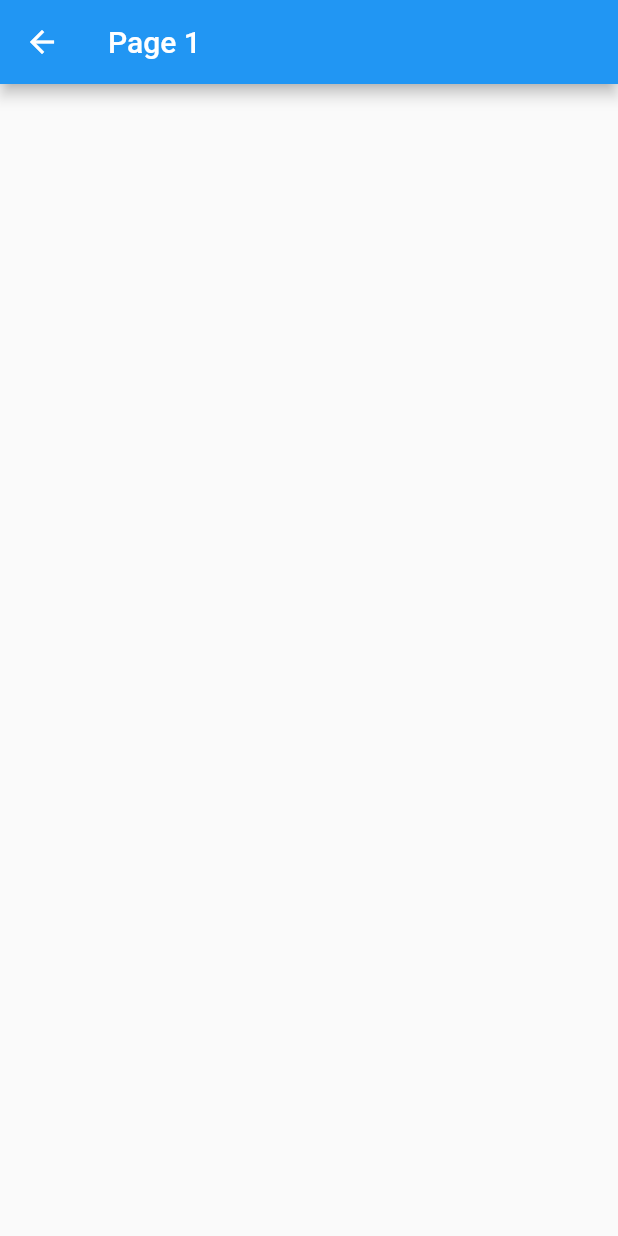
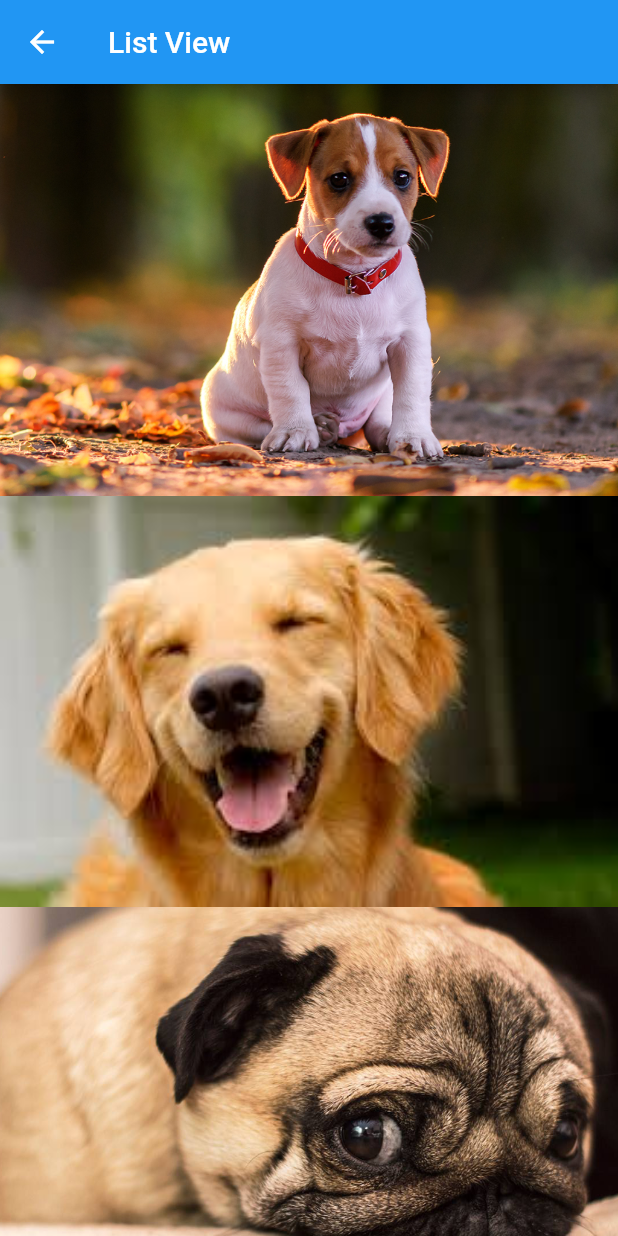
Before and after one commit to josuecamelo/flutter_intermediario, a Flutter app: the screen it shows after launch, after a tap on "ListView", on a phone screen of 412 x 824 dp. Run offline on Flutter 3.47's test engine with Material 2 defaults, Android fonts, the phone set to English and light mode, and no system bars.

Commit message:
ListView

```diff
--- a/lib/home_page.dart
+++ b/lib/home_page.dart
@@ -1,3 +1,4 @@
+import 'package:aula01/pages/hello_listview.dart';
 import 'package:aula01/pages/hello_page1.dart';
 import 'package:aula01/pages/hello_page2.dart';
 import 'package:aula01/pages/hello_page3.dart';
@@ -52,7 +53,7 @@ class HomePage extends StatelessWidget {
         Row(
           mainAxisAlignment: MainAxisAlignment.spaceEvenly,
           children: <Widget>[
-            BlueButton("ListView", onPressed: () => _onClickNavigator(context, HelloPage1()),),
+            BlueButton("ListView", onPressed: () => _onClickNavigator(context, HelloListView()),),
             BlueButton("Page 2", onPressed: () => _onClickNavigator(context, HelloPage2())),
             BlueButton("Page 3", onPressed: () => _onClickNavigator(context, HelloPage3())),
           ],
--- /dev/null
+++ b/lib/pages/hello_listview.dart
@@ -0,0 +1,32 @@
+import 'package:flutter/material.dart';
+
+class HelloListView extends StatelessWidget {
+  @override
+  Widget build(BuildContext context) {
+    return Scaffold(
+        appBar: AppBar(
+          title: Text("List View"),
+        ),
+        body: _body(),
+    );
+  }
+
+  _body() {
+    return ListView(
+      children: <Widget>[
+        _img("assets/images/dog1.png"),
+        _img("assets/images/dog2.png"),
+        _img("assets/images/dog3.png"),
+        _img("assets/images/dog4.png"),
+        _img("assets/images/dog5.png")
+      ],
+    );
+  }
+
+  _img(String img) {
+    return Image.asset(
+      img,
+      fit: BoxFit.cover,
+    );
+  }
+}
```
